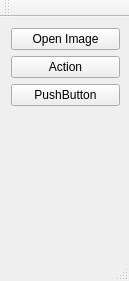
Qt form city_vectorization.ui (phugen/city_vectorization) before a commit.
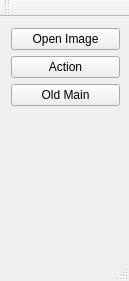
The same form after that commit.

Commit message: putting old main.cpp from master into our gui

```diff
--- a/city_vectorization.ui
+++ b/city_vectorization.ui
@@ -79,7 +79,7 @@
        <item>
         <widget class="QPushButton" name="pushButton">
          <property name="text">
-          <string>PushButton</string>
+          <string>Old Main</string>
          </property>
         </widget>
        </item>
```
Left out of the diff: 2 changed lines with no effect on the pictures. The commit also changes 2 other files.
